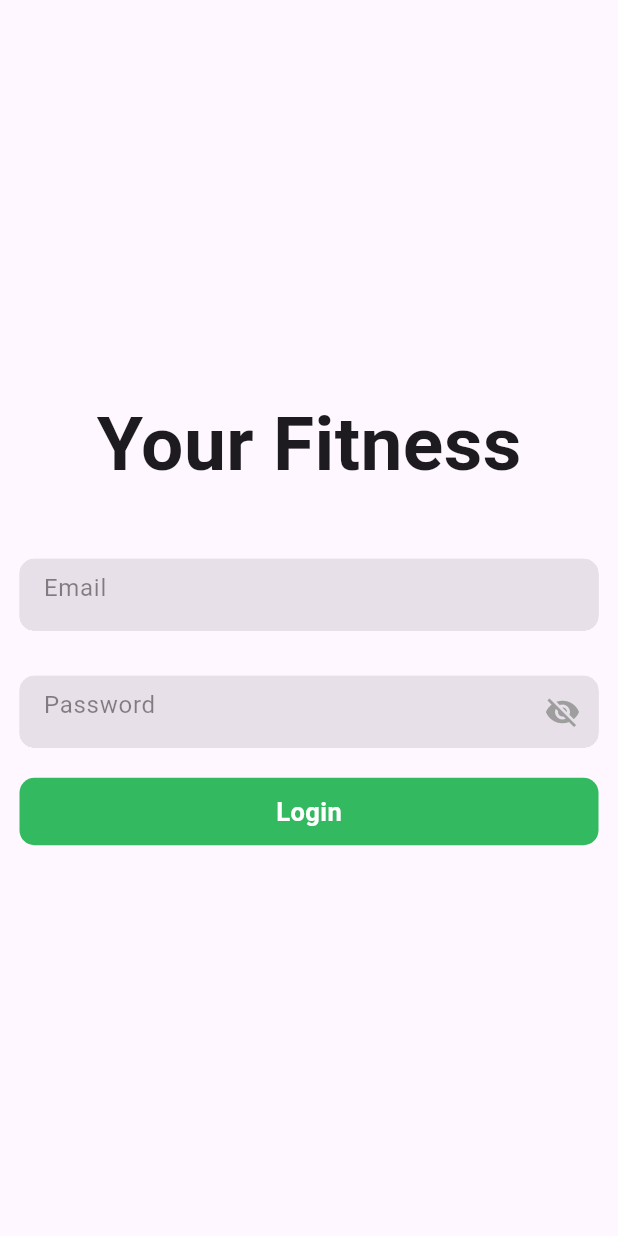
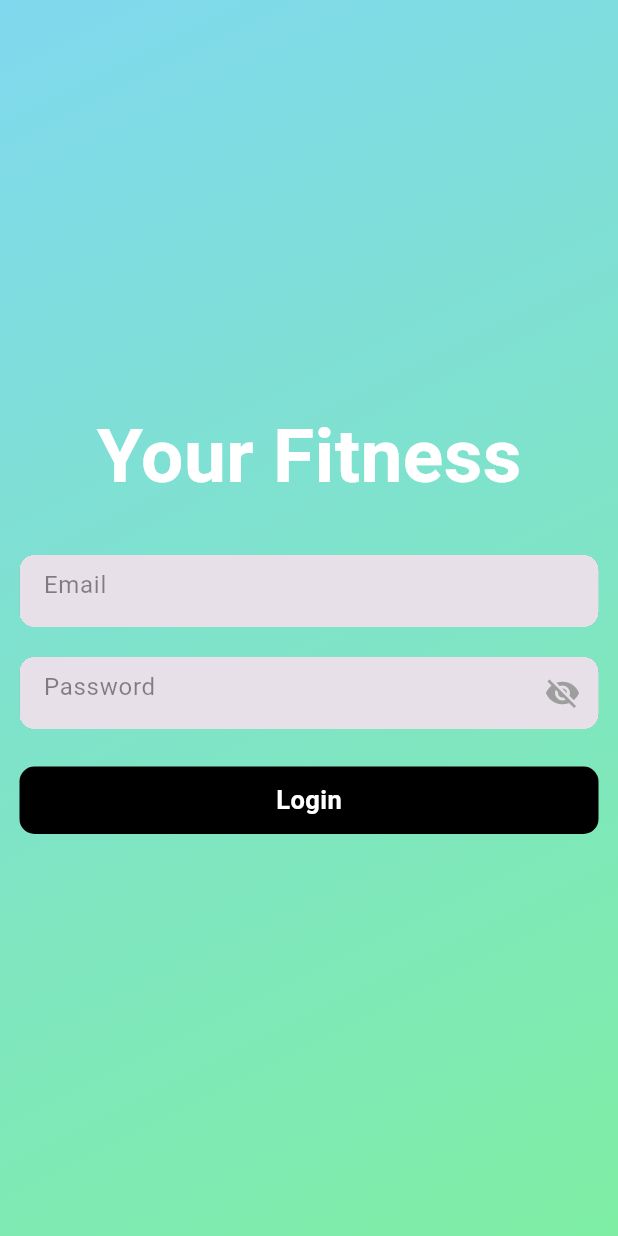
Before and after one commit to cpit252-fall-24-IT2/project-fitness-app, a Flutter app: the screen it shows after launch, on a phone screen of 412 x 824 dp. Run offline on Flutter 3.47's test engine with Material 3 defaults, Android fonts, the light colour scheme and no system bars.

Commit message:
Modifying the design 2

```diff
--- a/lib/Screens/loginPage.dart
+++ b/lib/Screens/loginPage.dart
@@ -14,64 +14,60 @@ class Loginpage extends StatefulWidget {
 class _MyWidgetState extends State<Loginpage> {
   TextEditingController _emailController = TextEditingController();
   TextEditingController _passwordController = TextEditingController();
+
   @override
   Widget build(BuildContext context) {
     return Scaffold(
-        // appBar: AppBar(
-        //   backgroundColor: const Color.fromARGB(255, 112, 110, 108),
-        //   centerTitle: true,
-        //   title: Text(
-        //     "Login Page",
-        //     style: TextStyle(
-        //       fontWeight: FontWeight.bold,
-        //     ),
-        //   ),
-        // ),
-        body: Center(
+      body: Container(
+        decoration: BoxDecoration(
+          gradient: LinearGradient(
+            colors: [
+              Color.fromARGB(255, 127, 216, 238), // Light blue
+              Color.fromARGB(255, 127, 238, 164) // Light greenish-blue
+            ],
+            begin: Alignment.topLeft,
+            end: Alignment.bottomRight,
+          ),
+        ),
         child: Padding(
           padding: const EdgeInsets.symmetric(horizontal: 13),
           child: Column(
             mainAxisAlignment: MainAxisAlignment.center,
-          // ignore: prefer_const_literals_to_create_immutables
             children: [
               Text(
                 "Your Fitness",
                 style: TextStyle(
+                  color: Colors.white,
                   fontWeight: FontWeight.bold,
                   fontSize: 50,
                 ),
               ),
-            SizedBox(
-              height: 40,
-            ),
+              SizedBox(height: 30),
               FormContainerWidget(
                 controller: _emailController,
                 hintText: "Email",
                 isPasswordField: false,
               ),
-            SizedBox(
-              height: 30,
-            ),
+              SizedBox(height: 20),
               FormContainerWidget(
                 controller: _passwordController,
                 hintText: "Password",
                 isPasswordField: true,
               ),
-            SizedBox(
-              height: 20,
-            ),
+              SizedBox(height: 25),
               GestureDetector(
                 onTap: () {
                   Navigator.pushAndRemoveUntil(
                     context,
                     MaterialPageRoute(builder: (context) => Hamepage()),
-                    (route) => false);
+                    (route) => false,
+                  );
                 },
                 child: Container(
                   width: double.infinity,
                   height: 45,
                   decoration: BoxDecoration(
-                  color: const Color.fromARGB(255, 51, 185, 96),
+                    color: const Color.fromARGB(255, 0, 0, 0),
                     borderRadius: BorderRadius.circular(10),
                   ),
                   child: Center(
@@ -80,7 +76,8 @@ class _MyWidgetState extends State<Loginpage> {
                       style: TextStyle(
                         color: const Color.fromARGB(255, 255, 255, 255),
                         fontWeight: FontWeight.bold,
-                        fontSize: 17),
+                        fontSize: 17,
+                      ),
                     ),
                   ),
                 ),
@@ -88,6 +85,7 @@ class _MyWidgetState extends State<Loginpage> {
             ],
           ),
         ),
-    ));
+      ),
+    );
   }
 }
```
Lines whose indentation alone changed are shown as unchanged.
